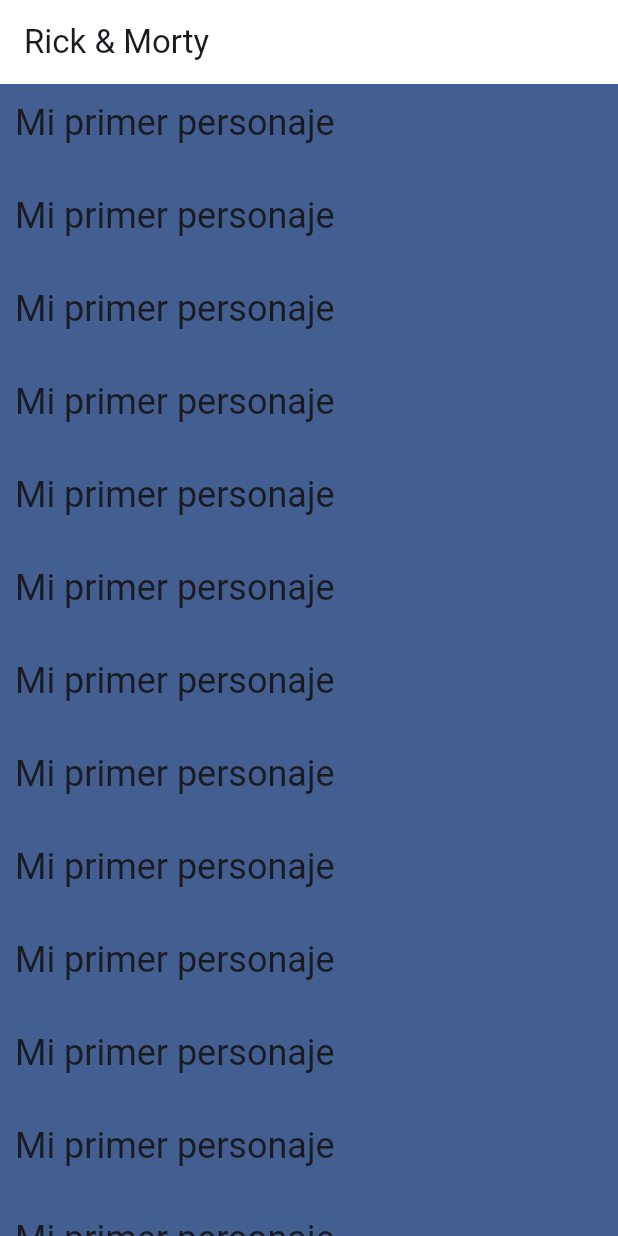
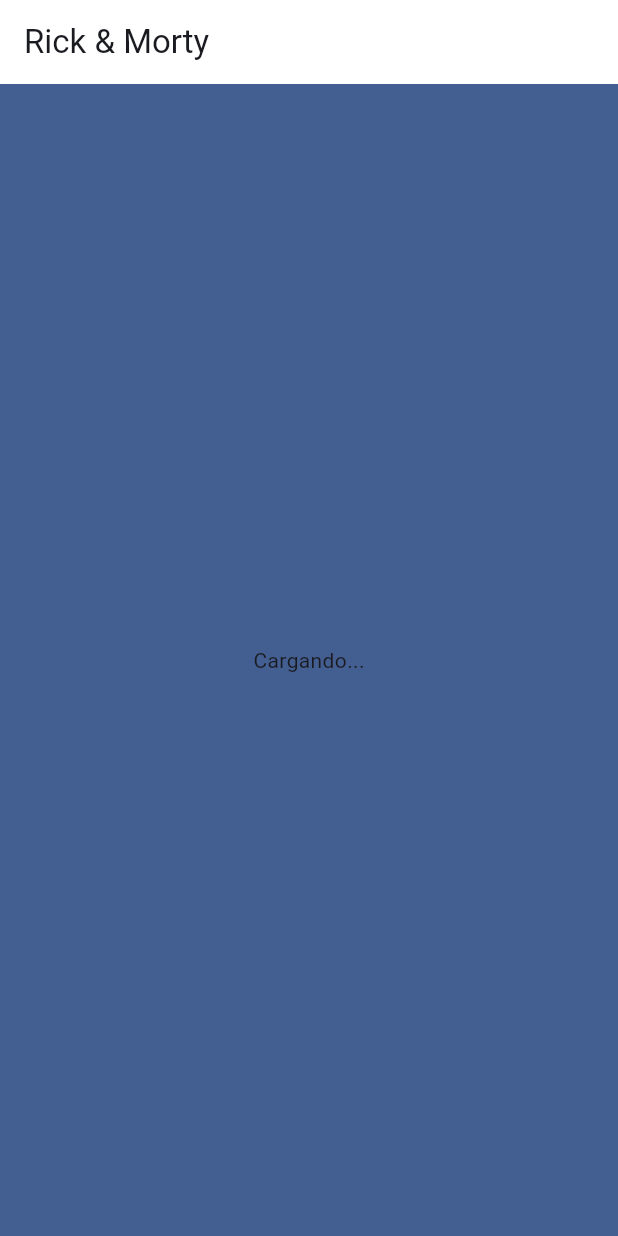
Before and after one commit to lbianfa/ram_app, a Flutter app: the first screen one second after launch, on a phone screen of 412 x 824 dp. Run offline on Flutter 3.47's test engine with Material 3 defaults, Android fonts, the light colour scheme and no system bars; our stand-ins replace go_router.

Commit message:
implement futurebuilder in home_page

```diff
--- a/lib/pages/home_page.dart
+++ b/lib/pages/home_page.dart
@@ -12,26 +12,27 @@
         title: Text("Rick & Morty"),
       ),
       backgroundColor: Theme.of(context).colorScheme.primary,
-      body: Center(
-        child: ListView(
-          padding: const EdgeInsets.all(10),
-          children: [
-            CharacterCard("Mi primer personaje"),
-            CharacterCard("Mi primer personaje"),
-            CharacterCard("Mi primer personaje"),
-            CharacterCard("Mi primer personaje"),
-            CharacterCard("Mi primer personaje"),
-            CharacterCard("Mi primer personaje"),
-            CharacterCard("Mi primer personaje"),
-            CharacterCard("Mi primer personaje"),
-            CharacterCard("Mi primer personaje"),
-            CharacterCard("Mi primer personaje"),
-            CharacterCard("Mi primer personaje"),
-            CharacterCard("Mi primer personaje"),
-            CharacterCard("Mi primer personaje"),
-          ],
-        ),
+      body: FutureBuilder(
+        future: getAll(),
+        builder: (context, snapshot) {
+          if (snapshot.connectionState == ConnectionState.waiting) {
+            return Center(child: Text("Cargando..."));
+          }
+
+          final characters = snapshot.data!;
+          return Center(
+            child: ListView(
+              padding: const EdgeInsets.all(10),
+              children: [...characters.map((c) => CharacterCard(c))],
+            ),
+          );
+        },
       ),
     );
   }
+
+  Future<List<String>> getAll() async {
+    await Future.delayed(Duration(seconds: 3));
+    return ["Rick", "Morty", "Summer"];
+  }
 }
```
Also changed, not shown: lib/components/character_card.dart (+68 -3 lines), 1 other file.
